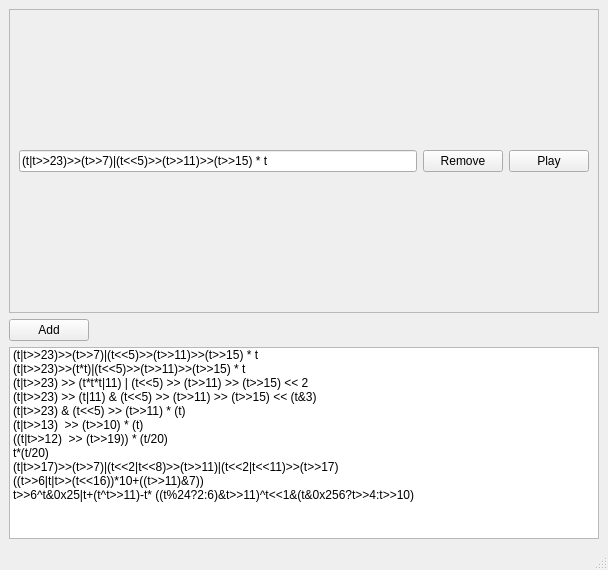
The window that main.ui (slopjong/algotunes) describes before a commit, drawn with Qt 5.
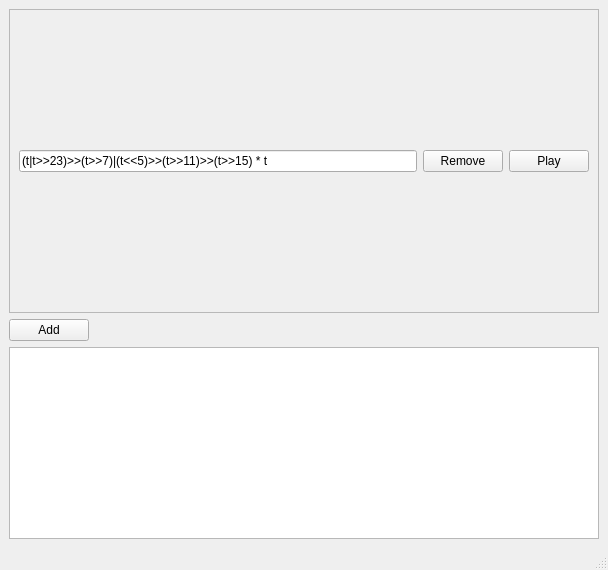
The same window after the commit.

Commit message: Removed the presets from the list widget and reading them from the file.

What changed in the file:
```diff
--- a/main.ui
+++ b/main.ui
@@ -102,61 +102,9 @@
         <height>300</height>
        </size>
       </property>
-      <item>
-       <property name="text">
-        <string>(t|t&gt;&gt;23)&gt;&gt;(t&gt;&gt;7)|(t&lt;&lt;5)&gt;&gt;(t&gt;&gt;11)&gt;&gt;(t&gt;&gt;15) * t</string>
-       </property>
-      </item>
-      <item>
-       <property name="text">
-        <string>(t|t&gt;&gt;23)&gt;&gt;(t*t)|(t&lt;&lt;5)&gt;&gt;(t&gt;&gt;11)&gt;&gt;(t&gt;&gt;15) * t</string>
-       </property>
-      </item>
-      <item>
-       <property name="text">
-        <string>(t|t&gt;&gt;23) &gt;&gt; (t*t*t|11) | (t&lt;&lt;5) &gt;&gt; (t&gt;&gt;11) &gt;&gt; (t&gt;&gt;15) &lt;&lt; 2</string>
-       </property>
-      </item>
-      <item>
-       <property name="text">
-        <string>(t|t&gt;&gt;23) &gt;&gt; (t|11) &amp; (t&lt;&lt;5) &gt;&gt; (t&gt;&gt;11) &gt;&gt; (t&gt;&gt;15) &lt;&lt; (t&amp;3)</string>
-       </property>
-      </item>
-      <item>
-       <property name="text">
-        <string>(t|t&gt;&gt;23) &amp; (t&lt;&lt;5) &gt;&gt; (t&gt;&gt;11) * (t)</string>
-       </property>
-      </item>
-      <item>
-       <property name="text">
-        <string>(t|t&gt;&gt;13)  &gt;&gt; (t&gt;&gt;10) * (t)</string>
-       </property>
-      </item>
-      <item>
-       <property name="text">
-        <string>((t|t&gt;&gt;12)  &gt;&gt; (t&gt;&gt;19)) * (t/20)</string>
-       </property>
-      </item>
-      <item>
-       <property name="text">
-        <string>t*(t/20)</string>
-       </property>
-      </item>
-      <item>
-       <property name="text">
-        <string>(t|t&gt;&gt;17)&gt;&gt;(t&gt;&gt;7)|(t&lt;&lt;2|t&lt;&lt;8)&gt;&gt;(t&gt;&gt;11)|(t&lt;&lt;2|t&lt;&lt;11)&gt;&gt;(t&gt;&gt;17)</string>
-       </property>
-      </item>
-      <item>
-       <property name="text">
-        <string>((t&gt;&gt;6|t|t&gt;&gt;(t&lt;&lt;16))*10+((t&gt;&gt;11)&amp;7))</string>
-       </property>
-      </item>
-      <item>
-       <property name="text">
-        <string>t&gt;&gt;6^t&amp;0x25|t+(t^t&gt;&gt;11)-t* ((t%24?2:6)&amp;t&gt;&gt;11)^t&lt;&lt;1&amp;(t&amp;0x256?t&gt;&gt;4:t&gt;&gt;10)</string>
-       </property>
-      </item>
+      <property name="resizeMode">
+       <enum>QListView::Adjust</enum>
+      </property>
      </widget>
     </item>
    </layout>
```
The commit also changes 1 other file.
